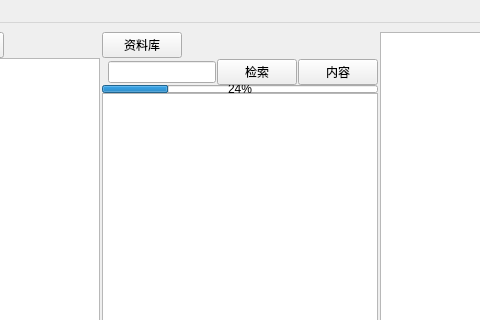
Before: the Qt Designer form MainWindow_Ui.ui in annomad/ZB_tools, drawn with Qt 5; both pictures show x 165 to 645 and y 0 to 320 of the 1440 by 785 pixel window.
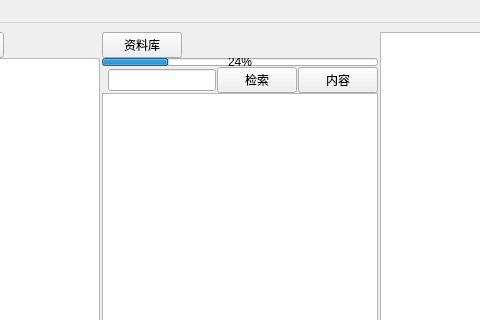
After: the same form once the commit is applied.

The edit to the form file:
```diff
--- a/MainWindow_Ui.ui
+++ b/MainWindow_Ui.ui
@@ -154,36 +154,6 @@
           </item>
          </layout>
         </item>
-        <item>
-         <layout class="QHBoxLayout" name="horizontalLayout_3">
-          <property name="spacing">
-           <number>1</number>
-          </property>
-          <property name="leftMargin">
-           <number>6</number>
-          </property>
-          <property name="topMargin">
-           <number>1</number>
-          </property>
-          <item>
-           <widget class="QLineEdit" name="search_lineedit"/>
-          </item>
-          <item>
-           <widget class="QPushButton" name="searchbutton">
-            <property name="text">
-             <string>检索</string>
-            </property>
-           </widget>
-          </item>
-          <item>
-           <widget class="QPushButton" name="contextsearch_button">
-            <property name="text">
-             <string>内容</string>
-            </property>
-           </widget>
-          </item>
-         </layout>
-        </item>
         <item>
          <widget class="QProgressBar" name="progressBar">
           <property name="sizePolicy">
@@ -209,6 +179,36 @@
           </property>
          </widget>
         </item>
+        <item>
+         <layout class="QHBoxLayout" name="horizontalLayout_3">
+          <property name="spacing">
+           <number>1</number>
+          </property>
+          <property name="leftMargin">
+           <number>6</number>
+          </property>
+          <property name="topMargin">
+           <number>1</number>
+          </property>
+          <item>
+           <widget class="QLineEdit" name="search_lineedit"/>
+          </item>
+          <item>
+           <widget class="QPushButton" name="searchbutton">
+            <property name="text">
+             <string>检索</string>
+            </property>
+           </widget>
+          </item>
+          <item>
+           <widget class="QPushButton" name="contextsearch_button">
+            <property name="text">
+             <string>内容</string>
+            </property>
+           </widget>
+          </item>
+         </layout>
+        </item>
         <item>
          <widget class="QTreeView" name="dir_treeView">
           <property name="sizePolicy">
```
